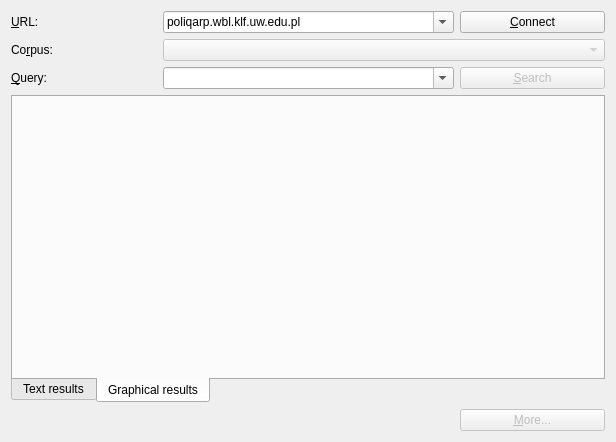
Above: src/poliqarpwidget.ui from jsbien/djview-poliqarp_fork before the change. Below: the same form after it.
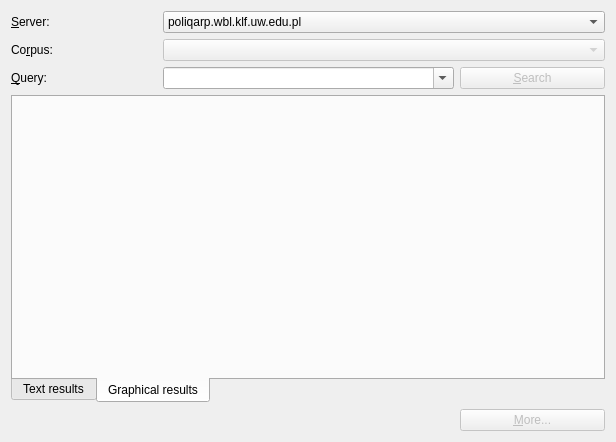
That is the form after the change. Custom widgets are drawn as their Qt base class.

Commit message: Autoconnect on server change. Closes #47.

Diff of the .ui file:
```diff
--- a/src/poliqarpwidget.ui
+++ b/src/poliqarpwidget.ui
@@ -17,40 +17,10 @@
    <item row="0" column="0">
     <widget class="QLabel" name="serverLabel">
      <property name="text">
-      <string>&amp;URL:</string>
+      <string>&amp;Server:</string>
      </property>
      <property name="buddy">
-      <cstring>urlCombo</cstring>
-     </property>
-    </widget>
-   </item>
-   <item row="0" column="1" colspan="2">
-    <widget class="QComboBox" name="urlCombo">
-     <property name="sizePolicy">
-      <sizepolicy hsizetype="Expanding" vsizetype="Fixed">
-       <horstretch>0</horstretch>
-       <verstretch>0</verstretch>
-      </sizepolicy>
-     </property>
-     <property name="editable">
-      <bool>true</bool>
-     </property>
-     <item>
-      <property name="text">
-       <string>poliqarp.wbl.klf.uw.edu.pl</string>
-      </property>
-     </item>
-     <item>
-      <property name="text">
-       <string>poliqarp.kanji.klf.uw.edu.pl</string>
-      </property>
-     </item>
-    </widget>
-   </item>
-   <item row="0" column="3">
-    <widget class="QPushButton" name="connectButton">
-     <property name="text">
-      <string>&amp;Connect</string>
+      <cstring>serverCombo</cstring>
      </property>
     </widget>
    </item>
@@ -188,6 +158,26 @@
      </property>
     </widget>
    </item>
+   <item row="0" column="1" colspan="3">
+    <widget class="QComboBox" name="serverCombo">
+     <property name="sizePolicy">
+      <sizepolicy hsizetype="Expanding" vsizetype="Fixed">
+       <horstretch>0</horstretch>
+       <verstretch>0</verstretch>
+      </sizepolicy>
+     </property>
+     <item>
+      <property name="text">
+       <string>poliqarp.wbl.klf.uw.edu.pl</string>
+      </property>
+     </item>
+     <item>
+      <property name="text">
+       <string>poliqarp.kanji.klf.uw.edu.pl</string>
+      </property>
+     </item>
+    </widget>
+   </item>
   </layout>
  </widget>
  <customwidgets>
```
Left out of the diff: 3 changed lines with no effect on the pictures. The commit also changes 1 other file.
